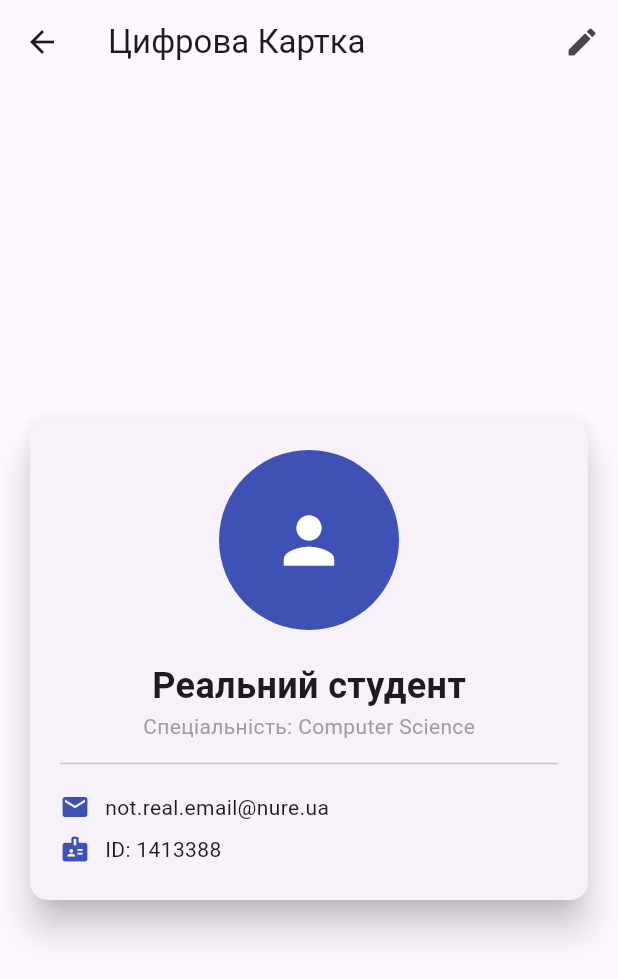
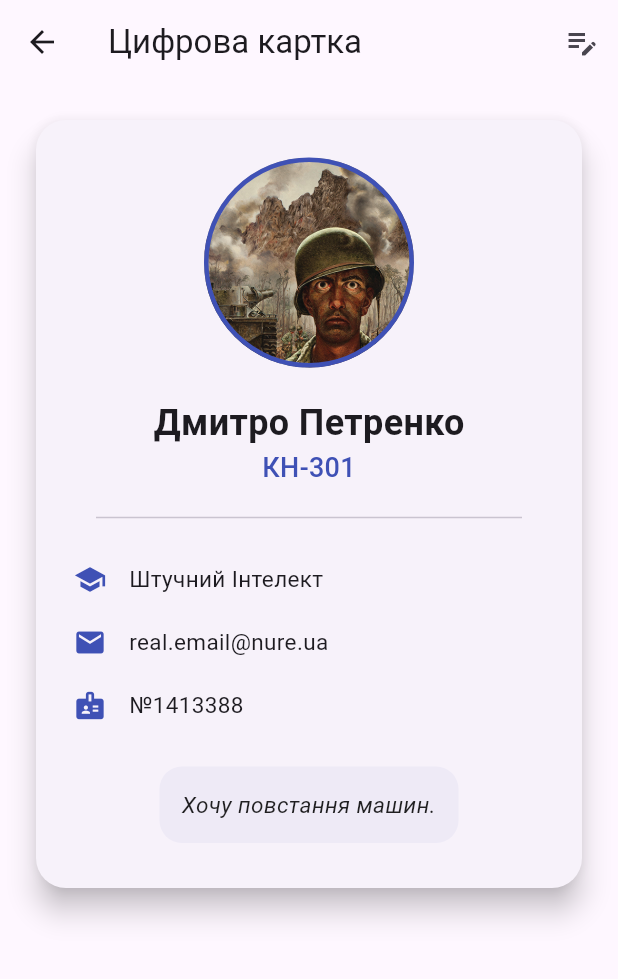
Before and after one commit to dmytroprotsenko1-lang/MICT, a Flutter app: the ProfileScreen screen opened directly, on a phone screen of 412 x 824 dp. Shown: the top 979 px of the screen. Run offline on Flutter 3.47's test engine with Material 3 defaults, Android fonts, the phone set to English and light mode, and no system bars.

Commit message:
fixed profile not showing picture

```diff
--- a/lib/screens/profile.dart
+++ b/lib/screens/profile.dart
@@ -8,31 +8,59 @@ class ProfileScreen extends StatefulWidget {
 }
 
 class _ProfileScreenState extends State<ProfileScreen> {
-  String name = "Реальний студент";
-  String specialty = "Computer Science";
+  String name = "Дмитро Петренко";
+  String group = "КН-301";
+  String specialty = "Штучний Інтелект";
+  String email = "real.email@nure.ua";
+  String studentId = "№1413388";
+  String description = "Хочу повстання машин.";
 
   void _editProfile() {
     TextEditingController nameController = TextEditingController(text: name);
-    TextEditingController specController = TextEditingController(text: specialty);
+    TextEditingController groupController = TextEditingController(text: group);
+    TextEditingController descController = TextEditingController(text: description);
 
     showDialog(
       context: context,
       builder: (context) => AlertDialog(
         title: const Text("Редагувати профіль"),
-        content: Column(
+        content: SingleChildScrollView(
+          child: Column(
             mainAxisSize: MainAxisSize.min,
             children: [
-            TextField(controller: nameController, decoration: const InputDecoration(labelText: "ПІБ")),
-            TextField(controller: specController, decoration: const InputDecoration(labelText: "Спеціальність")),
+              TextField(
+                controller: nameController,
+                decoration: const InputDecoration(labelText: "ПІБ")
+              ),
+              const SizedBox(height: 10),
+              TextField(
+                controller: groupController,
+                decoration: const InputDecoration(labelText: "Група")
+              ),
+              const SizedBox(height: 10),
+              TextField(
+                controller: descController,
+                maxLines: 4,
+                decoration: const InputDecoration(
+                  labelText: "Про себе",
+                  alignLabelWithHint: true,
+                  border: OutlineInputBorder(),
+                ),
+              ),
             ],
           ),
+        ),
         actions: [
-          TextButton(onPressed: () => Navigator.pop(context), child: const Text("Відміна")),
+          TextButton(
+            onPressed: () => Navigator.pop(context),
+            child: const Text("Скасувати")
+          ),
           ElevatedButton(
             onPressed: () {
               setState(() {
                 name = nameController.text;
-                specialty = specController.text;
+                group = groupController.text;
+                description = descController.text;
               });
               Navigator.pop(context);
             },
@@ -47,26 +75,68 @@ class _ProfileScreenState extends State<ProfileScreen> {
   Widget build(BuildContext context) {
     return Scaffold(
       appBar: AppBar(
-        title: const Text('Цифрова Картка'),
-        actions: [IconButton(icon: const Icon(Icons.edit), onPressed: _editProfile)],
+        title: const Text('Цифрова картка'),
+        actions: [
+          IconButton(
+            icon: const Icon(Icons.edit_note),
+            onPressed: _editProfile,
+            tooltip: "Редагувати дані",
           ),
-      body: Center(
-        child: Card(
-          elevation: 10,
-          margin: const EdgeInsets.all(20),
+        ],
+      ),
+      body: SingleChildScrollView(
         child: Padding(
           padding: const EdgeInsets.all(20.0),
+          child: Center(
+            child: Card(
+              elevation: 8,
+              shape: RoundedRectangleBorder(borderRadius: BorderRadius.circular(20)),
               child: Column(
-              mainAxisSize: MainAxisSize.min,
                 children: [
-                const CircleAvatar(radius: 60, backgroundColor: Colors.indigo, child: Icon(Icons.person, size: 50, color: Colors.white)),
+                  const SizedBox(height: 25),
+                  Container(
+                    width: 140,
+                    height: 140,
+                    decoration: BoxDecoration(
+                      shape: BoxShape.circle,
+                      border: Border.all(color: Colors.indigo, width: 3),
+                      image: const DecorationImage(
+                        image: AssetImage('lib/assets/student_photo.png'),
+                        fit: BoxFit.cover,
+                      ),
+                    ),
+                  ),
                   const SizedBox(height: 20),
                   Text(name, style: const TextStyle(fontSize: 24, fontWeight: FontWeight.bold)),
-                Text('Спеціальність: $specialty', style: const TextStyle(color: Colors.grey)),
-                const Divider(height: 30),
-                _buildInfoRow(Icons.email, 'not.real.email@nure.ua'),
-                _buildInfoRow(Icons.badge, 'ID: 1413388'),
+                  Text(group, style: const TextStyle(fontSize: 18, color: Colors.indigo, fontWeight: FontWeight.w500)),
+                  const Divider(indent: 40, endIndent: 40, height: 40),
+                  _buildProfileInfo(Icons.school, specialty),
+                  _buildProfileInfo(Icons.email, email),
+                  _buildProfileInfo(Icons.badge, studentId),
+                  const SizedBox(height: 20),
+                  Padding(
+                    padding: const EdgeInsets.symmetric(horizontal: 25),
+                    child: Container(
+                      padding: const EdgeInsets.all(15),
+                      decoration: BoxDecoration(
+                        color: Colors.indigo.withOpacity(0.05),
+                        borderRadius: BorderRadius.circular(15),
+                      ),
+                      child: Text(
+                        description,
+                        textAlign: TextAlign.center,
+                        style: const TextStyle(
+                          fontSize: 15,
+                          fontStyle: FontStyle.italic,
+                          color: Colors.black87,
+                          height: 1.4,
+                        ),
+                      ),
+                    ),
+                  ),
+                  const SizedBox(height: 30),
                 ],
+              ),
             ),
           ),
         ),
@@ -74,10 +144,16 @@ class _ProfileScreenState extends State<ProfileScreen> {
     );
   }
 
-  Widget _buildInfoRow(IconData icon, String text) {
+  Widget _buildProfileInfo(IconData icon, String info) {
     return Padding(
-      padding: const EdgeInsets.symmetric(vertical: 4),
-      child: Row(children: [Icon(icon, color: Colors.indigo, size: 20), const SizedBox(width: 10), Text(text)]),
+      padding: const EdgeInsets.symmetric(horizontal: 25, vertical: 10),
+      child: Row(
+        children: [
+          Icon(icon, color: Colors.indigo, size: 22),
+          const SizedBox(width: 15),
+          Expanded(child: Text(info, style: const TextStyle(fontSize: 15))),
+        ],
+      ),
     );
   }
 }
```
Also changed, not shown: 1 other file. Lines whose indentation alone changed are shown as unchanged.
